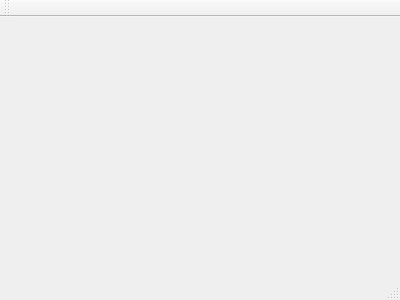
First picture: the form in FuturePmsSolution/PlatformCentralClient/mainwindow.ui, repository Anne081031/WinParkUI, before the edit.
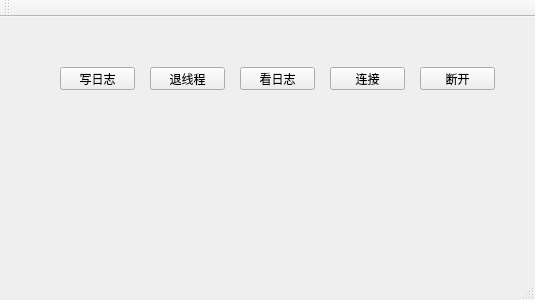
Second picture: the form after the edit.

The edit to the form file:
```diff
--- a/FuturePmsSolution/PlatformCentralClient/mainwindow.ui
+++ b/FuturePmsSolution/PlatformCentralClient/mainwindow.ui
@@ -1,24 +1,105 @@
 <ui version="4.0">
  <class>MainWindow</class>
- <widget class="QMainWindow" name="MainWindow" >
-  <property name="geometry" >
+ <widget class="QMainWindow" name="MainWindow">
+  <property name="geometry">
    <rect>
     <x>0</x>
     <y>0</y>
-    <width>400</width>
+    <width>535</width>
     <height>300</height>
    </rect>
   </property>
   <property name="windowTitle" >
    <string>MainWindow</string>
   </property>
-  <widget class="QMenuBar" name="menuBar" />
-  <widget class="QToolBar" name="mainToolBar" />
-  <widget class="QWidget" name="centralWidget" />
-  <widget class="QStatusBar" name="statusBar" />
+  <widget class="QWidget" name="centralWidget">
+   <widget class="QPushButton" name="pushButton">
+    <property name="geometry">
+     <rect>
+      <x>60</x>
+      <y>50</y>
+      <width>75</width>
+      <height>23</height>
+     </rect>
+    </property>
+    <property name="text">
+     <string>写日志</string>
+    </property>
+   </widget>
+   <widget class="QPushButton" name="pushButton_2">
+    <property name="geometry">
+     <rect>
+      <x>150</x>
+      <y>50</y>
+      <width>75</width>
+      <height>23</height>
+     </rect>
+    </property>
+    <property name="text">
+     <string>退线程</string>
+    </property>
+   </widget>
+   <widget class="QPushButton" name="pushButton_3">
+    <property name="geometry">
+     <rect>
+      <x>240</x>
+      <y>50</y>
+      <width>75</width>
+      <height>23</height>
+     </rect>
+    </property>
+    <property name="text">
+     <string>看日志</string>
+    </property>
+   </widget>
+   <widget class="QPushButton" name="pushButton_4">
+    <property name="geometry">
+     <rect>
+      <x>330</x>
+      <y>50</y>
+      <width>75</width>
+      <height>23</height>
+     </rect>
+    </property>
+    <property name="text">
+     <string>连接</string>
+    </property>
+   </widget>
+   <widget class="QPushButton" name="pushButton_5">
+    <property name="geometry">
+     <rect>
+      <x>420</x>
+      <y>50</y>
+      <width>75</width>
+      <height>23</height>
+     </rect>
+    </property>
+    <property name="text">
+     <string>断开</string>
+    </property>
+   </widget>
+  </widget>
+  <widget class="QMenuBar" name="menuBar">
+   <property name="geometry">
+    <rect>
+     <x>0</x>
+     <y>0</y>
+     <width>535</width>
+     <height>19</height>
+    </rect>
+   </property>
+  </widget>
+  <widget class="QToolBar" name="mainToolBar">
+   <attribute name="toolBarArea">
+    <enum>TopToolBarArea</enum>
+   </attribute>
+   <attribute name="toolBarBreak">
+    <bool>false</bool>
+   </attribute>
+  </widget>
+  <widget class="QStatusBar" name="statusBar"/>
  </widget>
- <layoutDefault spacing="6" margin="11" />
- <pixmapfunction></pixmapfunction>
+ <layoutdefault spacing="6" margin="11"/>
  <resources/>
  <connections/>
 </ui>
```
Left out of the diff: 3 changed lines with no effect on the pictures.
